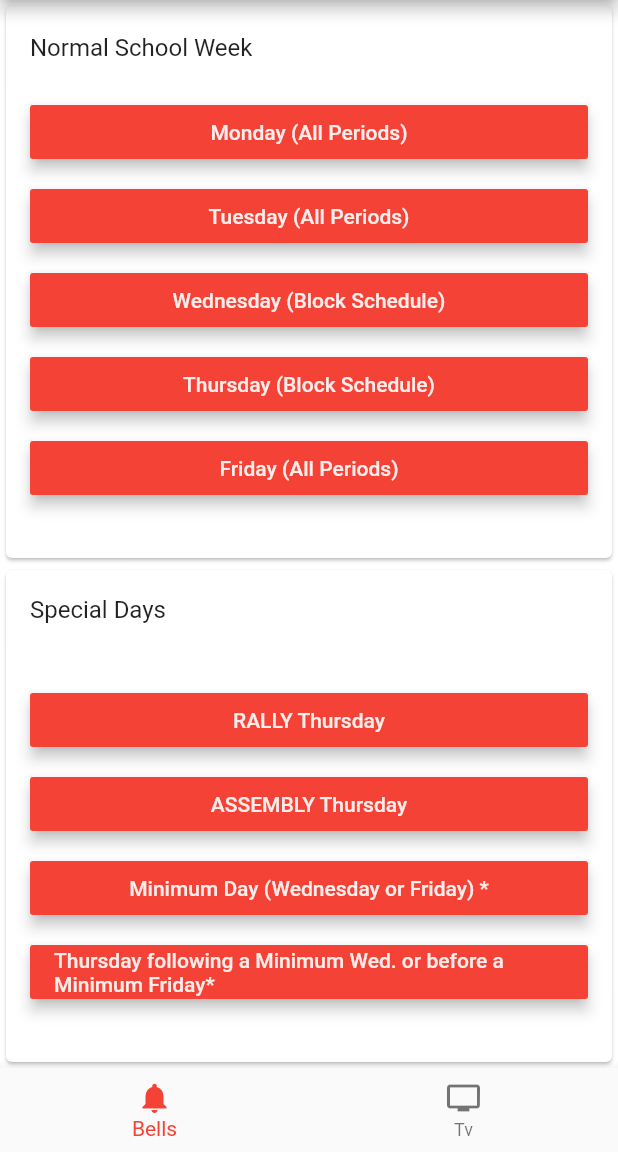
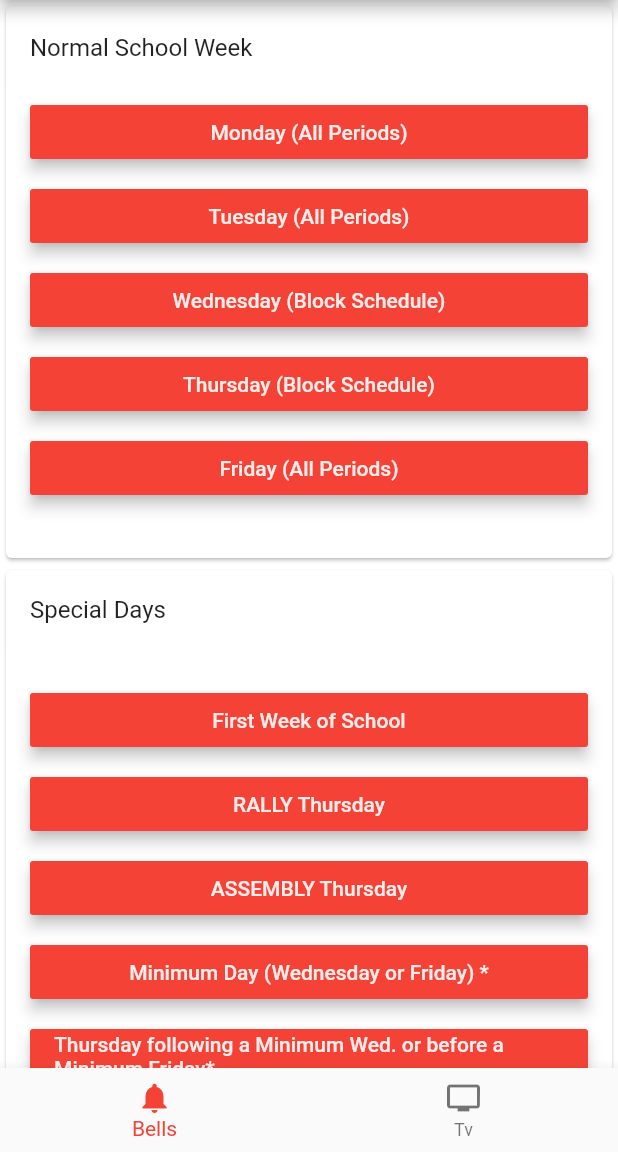
Before and after one commit to partnercloudsupport/Redwood, a Flutter app: the screen it shows after launch, on a phone screen of 412 x 824 dp, the part 84-1236 px from its top. Run offline on Flutter 3.47's test engine with Material 2 defaults, Android fonts, the phone set to English and light mode, and no system bars; our stand-ins replace connectivity, firebase_database, firebase_messaging, firebase_remote_config, font_awesome_flutter, native_ui and 4 more; missing offline and left inert: flutter_youtube, quick_actions, scalable_image; accounts and stored records are empty.

Commit message:
Added First Week of School Schedule

```diff
--- a/lib/screens/changelog.dart
+++ b/lib/screens/changelog.dart
@@ -397,7 +397,7 @@ class changelog extends StatelessWidget {
                         new ListTile(
                           title: new Text('Feedback'),
                           subtitle: new Text(
-                            'Feedback help us better develop the app',
+                            'Feedback helps us improve the app',
                             style: new TextStyle(
                                 color: Colors.grey.withOpacity(0.9),
                                 fontSize: 12.0),
--- a/lib/screens/discord.dart
+++ b/lib/screens/discord.dart
@@ -53,11 +53,11 @@ class discord extends StatelessWidget {
                           style: const TextStyle(fontSize: 12.0),
                         ),
                         new Text(
-                          'nor does we or any of are sponsors endorse any of',
+                          'nor do we or any of our sponsors endorse any of',
                           style: const TextStyle(fontSize: 12.0),
                         ),
                         new Text(
-                          'its action but since they are student-run and',
+                          'its actions but since they are student-run and',
                           style: const TextStyle(fontSize: 12.0),
                         ),
                         new Text(
--- a/lib/tabs/home.dart
+++ b/lib/tabs/home.dart
@@ -1,5 +1,6 @@
 import 'package:flutter/material.dart';
 import 'package:native_widgets/native_widgets.dart';
+import 'package:url_launcher/url_launcher.dart';
 
 class Home extends StatelessWidget {
   @override
@@ -1164,6 +1165,19 @@ class HomePageState extends State<HomePage> {
                     new ListTile(
                       title: new RaisedButton(
                         child: new Text(
+                          'First Week of School',
+                          style: new TextStyle(
+                              color: Colors.white.withOpacity(0.9)),
+                        ),
+                        color: Theme.of(context).accentColor,
+                        elevation: 4.0,
+                        splashColor: Colors.grey,
+                        onPressed: FirstWeek,
+                      ),
+                    ),
+                    new ListTile(
+                      title: new RaisedButton(
+                        child: new Text(
                           'RALLY Thursday',
                           style: new TextStyle(
                               color: Colors.white.withOpacity(0.9)),
@@ -1241,3 +1255,7 @@ class HomePageState extends State<HomePage> {
     );
   }
 }
+
+FirstWeek() {
+  launch('https://storage.googleapis.com/pt04-2/messages/attachments/0fd4b187cefd59ba4f06e78bc4fbbdf2e6f02e71/2Info_FirstDay%252C8_23_18_and_8_24_18Schedule.pdf');
+}
```
Also changed, not shown: lib/screens/about.dart (+5 -5 lines).
